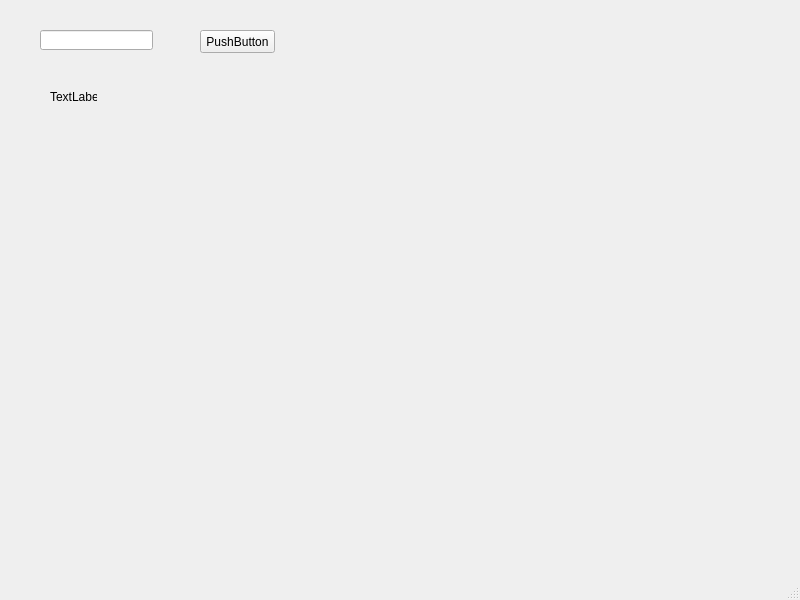
Before: the Qt Designer form mainWindow.ui in jannatuovinen/PythonYmparisto, drawn with Qt 5.
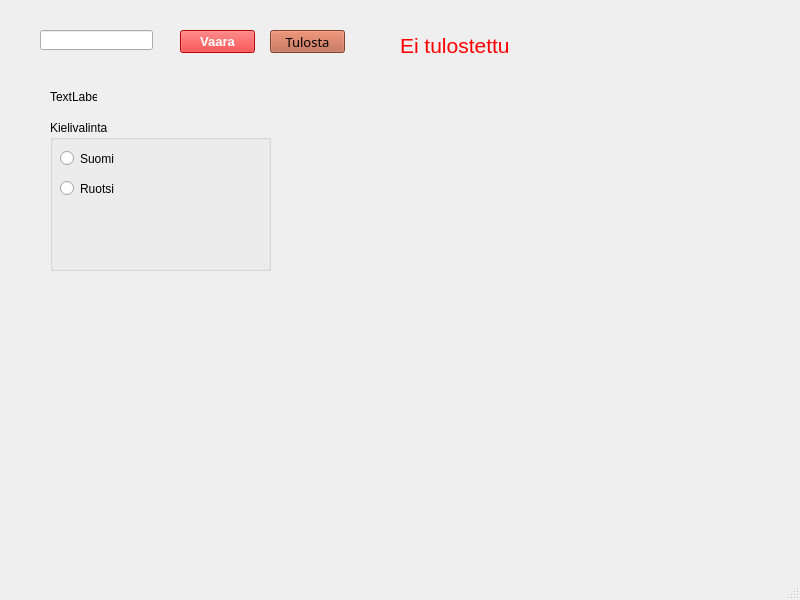
After: the same form once the commit is applied.

Diff of the .ui file:
```diff
--- a/mainWindow.ui
+++ b/mainWindow.ui
@@ -40,14 +40,110 @@
    <widget class="QPushButton" name="pushButton">
     <property name="geometry">
      <rect>
-      <x>200</x>
+      <x>180</x>
       <y>30</y>
       <width>75</width>
       <height>23</height>
      </rect>
     </property>
+    <property name="font">
+     <font>
+      <pointsize>10</pointsize>
+      <weight>75</weight>
+      <bold>true</bold>
+     </font>
+    </property>
+    <property name="styleSheet">
+     <string notr="true">background-color: rgb(255, 0, 0);
+color: rgb(255, 255, 255);</string>
+    </property>
     <property name="text">
-     <string>PushButton</string>
+     <string>Vaara</string>
+    </property>
+   </widget>
+   <widget class="QPushButton" name="TulostaPushButton_2">
+    <property name="geometry">
+     <rect>
+      <x>270</x>
+      <y>30</y>
+      <width>75</width>
+      <height>23</height>
+     </rect>
+    </property>
+    <property name="font">
+     <font>
+      <family>MV Boli</family>
+      <pointsize>10</pointsize>
+      <weight>50</weight>
+      <bold>false</bold>
+     </font>
+    </property>
+    <property name="styleSheet">
+     <string notr="true">background-color: rgb(185, 80, 49);
+background-color: rgb(185, 93, 65);</string>
+    </property>
+    <property name="text">
+     <string>Tulosta</string>
+    </property>
+   </widget>
+   <widget class="QGroupBox" name="languageGroupBox">
+    <property name="geometry">
+     <rect>
+      <x>50</x>
+      <y>120</y>
+      <width>221</width>
+      <height>151</height>
+     </rect>
+    </property>
+    <property name="title">
+     <string>Kielivalinta</string>
+    </property>
+    <widget class="QRadioButton" name="FinnishRadioButton">
+     <property name="geometry">
+      <rect>
+       <x>10</x>
+       <y>30</y>
+       <width>82</width>
+       <height>17</height>
+      </rect>
+     </property>
+     <property name="text">
+      <string>Suomi</string>
+     </property>
+    </widget>
+    <widget class="QRadioButton" name="SwedishRadioButton_2">
+     <property name="geometry">
+      <rect>
+       <x>10</x>
+       <y>60</y>
+       <width>82</width>
+       <height>17</height>
+      </rect>
+     </property>
+     <property name="text">
+      <string>Ruotsi</string>
+     </property>
+    </widget>
+   </widget>
+   <widget class="QLabel" name="tulostettuLabel">
+    <property name="geometry">
+     <rect>
+      <x>400</x>
+      <y>30</y>
+      <width>121</width>
+      <height>31</height>
+     </rect>
+    </property>
+    <property name="font">
+     <font>
+      <pointsize>16</pointsize>
+     </font>
+    </property>
+    <property name="styleSheet">
+     <string notr="true">color: rgb(255, 0, 0);</string>
+    </property>
+    <property name="text">
+     <string>Ei tulostettu</string>
     </property>
    </widget>
   </widget>
```
Left out of the diff: 21 changed lines with no effect on the pictures.
